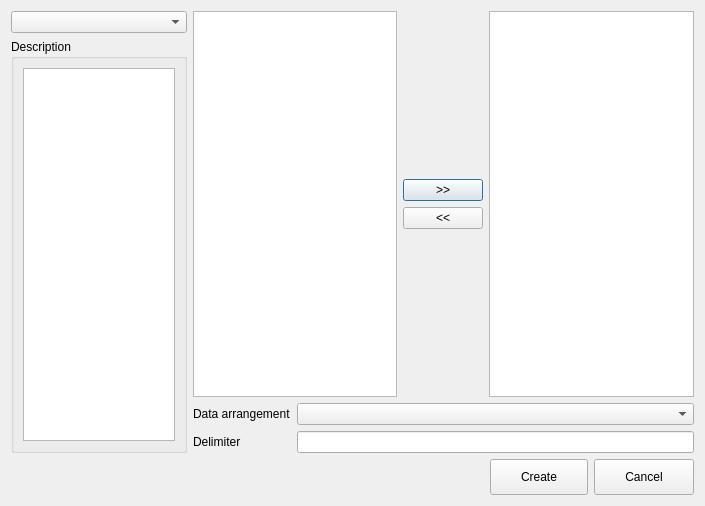
Above: src/dataexporter/schemeeditor.ui from echmet/CEval before the change. Below: the same form after it.
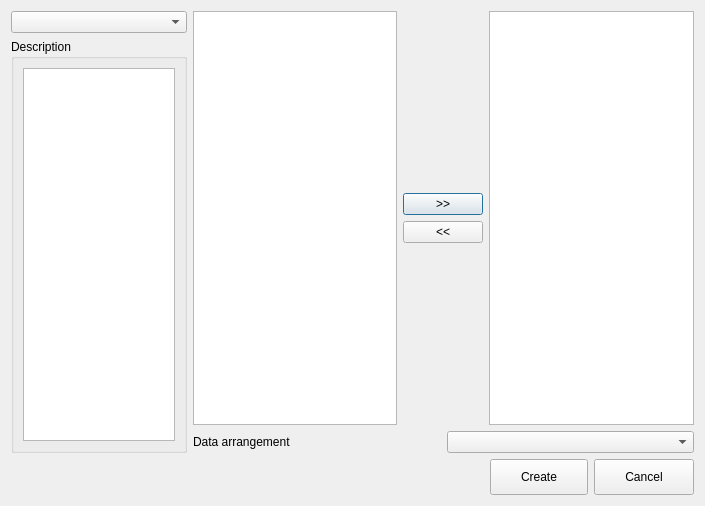
That is the form after the change.

Commit message: Do not store delimiter as a part of DataExporter scheme

```diff
--- a/src/dataexporter/schemeeditor.ui
+++ b/src/dataexporter/schemeeditor.ui
@@ -117,20 +117,6 @@
          <item row="0" column="1">
           <widget class="QComboBox" name="qcbox_dataArrangement"/>
          </item>
-         <item row="1" column="0">
-          <widget class="QLabel" name="ql_delimiter">
-           <property name="text">
-            <string>Delimiter</string>
-           </property>
-          </widget>
-         </item>
-         <item row="1" column="1">
-          <widget class="QLineEdit" name="qle_delimiter">
-           <property name="alignment">
-            <set>Qt::AlignRight|Qt::AlignTrailing|Qt::AlignVCenter</set>
-           </property>
-          </widget>
-         </item>
         </layout>
        </item>
       </layout>
```
The commit also changes 6 other files.
